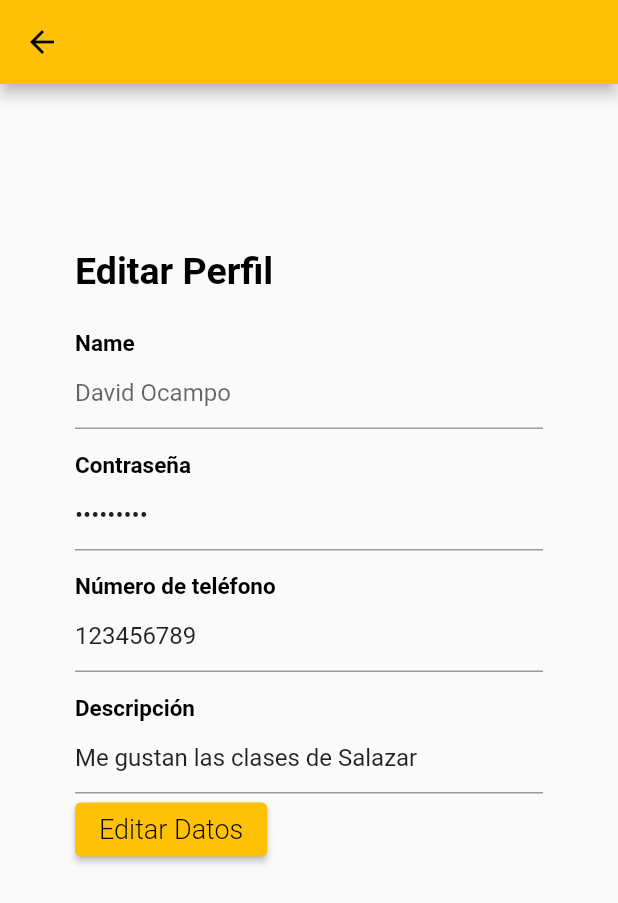
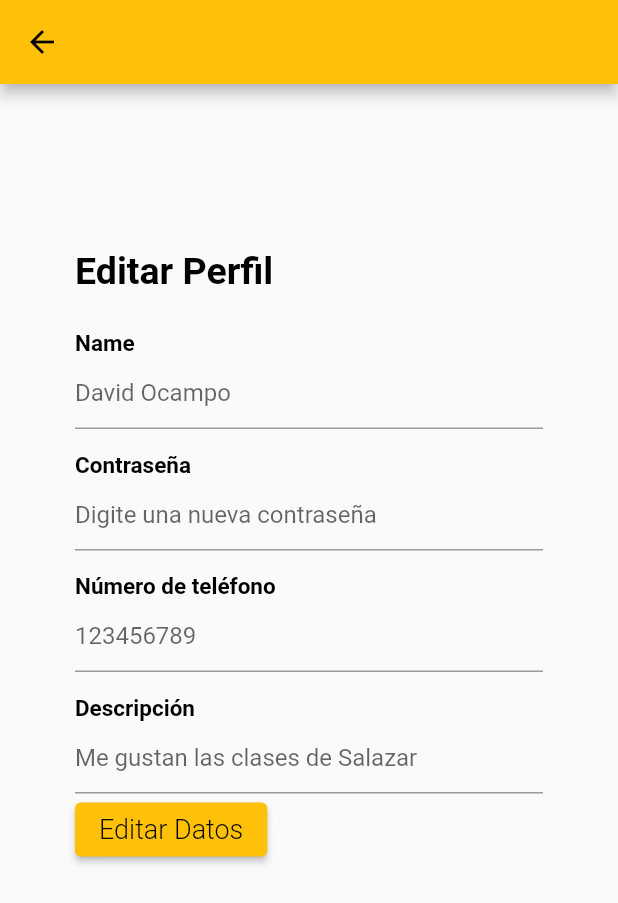
Before and after one commit to karou1182001/AppMovilRU, a Flutter app: the EditProfile screen opened directly, on a phone screen of 412 x 824 dp. Shown: the top 903 px of the screen. Run offline on Flutter 3.47's test engine with Material 2 defaults, Android fonts, the phone set to English and light mode, and no system bars; our stand-ins replace flutter_colorpicker, get, syncfusion_flutter_calendar; missing offline and left inert: syncfusion_flutter_core; key blocks and very long unbroken strings in the code were emptied for the run.

Commit message:
Profile updated

```diff
--- a/lib/domain/constants/controllers/user_controller.dart
+++ b/lib/domain/constants/controllers/user_controller.dart
@@ -28,6 +28,7 @@ class UserController {
     _ru.value = !_ru.value;
   }
 
+  //Función para cambiar el nombre
   void changeUserName(String name) {
     user.value.changeName(name);
   }
--- a/lib/ui/pages/pageProfile/editProfile.dart
+++ b/lib/ui/pages/pageProfile/editProfile.dart
@@ -2,7 +2,10 @@
 
 import 'package:app_ru/domain/constants/controllers/user_controller.dart';
 import 'package:app_ru/domain/constants/text_style.dart';
+import 'package:app_ru/ui/pages/pageProfile/profile.dart';
+import 'package:app_ru/ui/widgets/navbar/nav_bar.dart';
 import 'package:flutter/material.dart';
+import 'package:get/get.dart';
 import 'package:get/get_state_manager/src/rx_flutter/rx_obx_widget.dart';
 
 class EditProfile extends StatelessWidget {
@@ -47,8 +50,10 @@ class EditProfile extends StatelessWidget {
                       color: Colors.black,
                       fontSize: 15,
                       fontWeight: FontWeight.bold)),
-              Obx(() => TextFormField(
-                  initialValue: userController.password, obscureText: true)),
+              TextFormField(
+                  decoration:
+                      InputDecoration(hintText: 'Digite una nueva contraseña'),
+                  obscureText: true),
               const SizedBox(
                 height: 15,
               ),
@@ -58,7 +63,8 @@ class EditProfile extends StatelessWidget {
                       fontSize: 15,
                       fontWeight: FontWeight.bold)),
               Obx(() => TextFormField(
-                  initialValue: userController.number.toString())),
+                  decoration: InputDecoration(
+                      hintText: userController.number.toString()))),
               const SizedBox(
                 height: 15,
               ),
@@ -67,13 +73,14 @@ class EditProfile extends StatelessWidget {
                       color: Colors.black,
                       fontSize: 15,
                       fontWeight: FontWeight.bold)),
-              Obx(() =>
-                  TextFormField(initialValue: userController.description)),
+              Obx(() => TextField(
+                  decoration:
+                      InputDecoration(hintText: userController.description),
+                  keyboardType: TextInputType.multiline,
+                  maxLines: null)),
               ElevatedButton(
                   onPressed: () {
-                    print(nameController.text);
-                    userController.changeUserName(nameController.text);
-                    print(userController.name);
+                    Get.to(() => const NavBar());
                   },
                   child: Text(
                     'Editar Datos',
```
